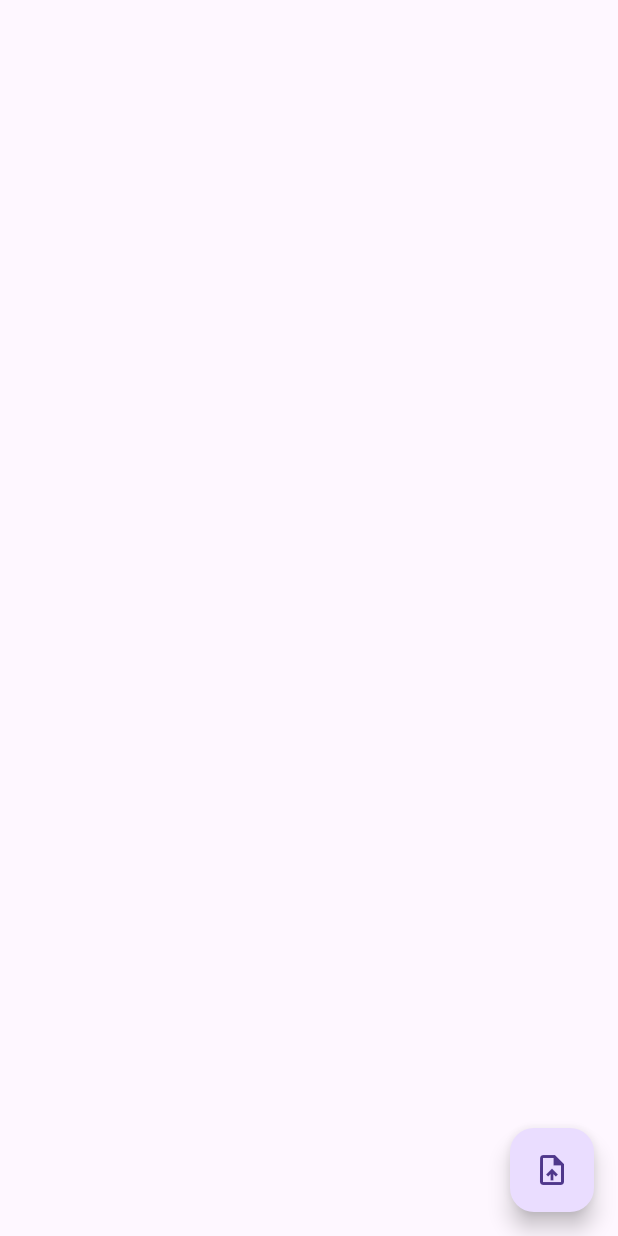
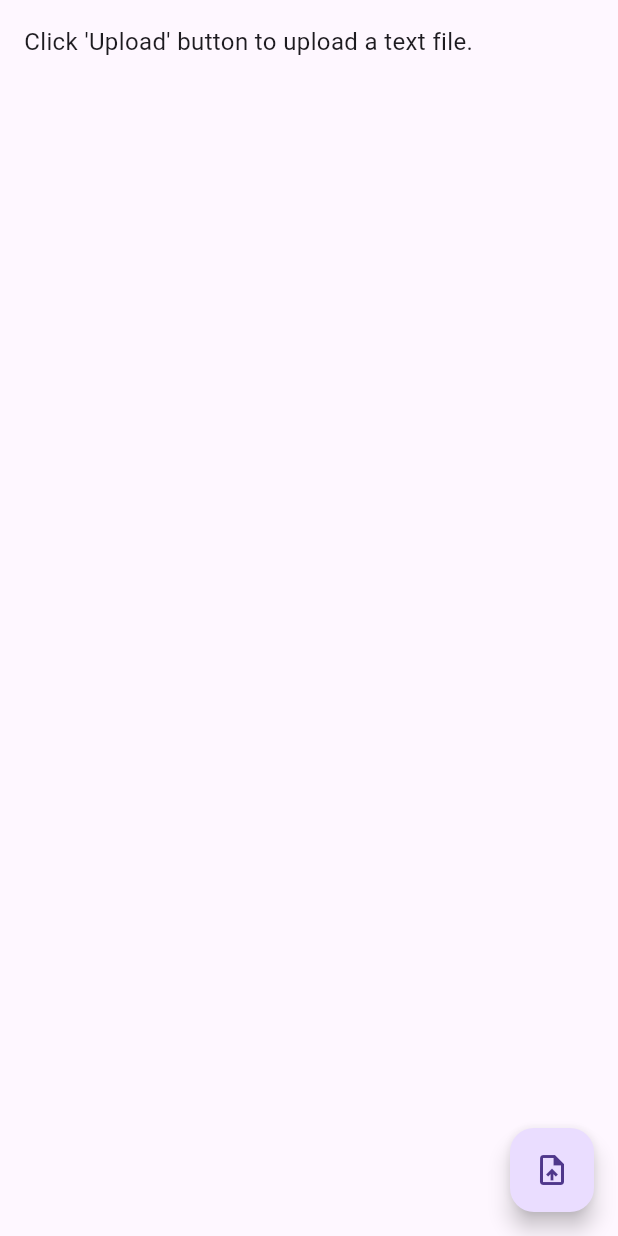
Before and after one commit to fairygel/rink, a Flutter app: the screen it shows after launch, on a phone screen of 412 x 824 dp. Run offline on Flutter 3.47's test engine with Material 3 defaults, Android fonts, the phone set to English and light mode, and no system bars; our stand-ins replace file_picker.

Commit message:
feat: added text scrolling and help text

```diff
--- a/lib/main.dart
+++ b/lib/main.dart
@@ -24,13 +24,13 @@ class UploadedText extends StatefulWidget {
 }
 
 class _UploadedTextState extends State<UploadedText> {
-  String uploadedText = '';
+  String uploadedText = 'Click \'Upload\' button to upload a text file.';
 
   void updateText() async {
     FilePickerResult? result = await FilePicker.platform.pickFiles(
       type: FileType.custom,
       allowedExtensions: ['txt'],
-      withData: true
+      withData: true,
     );
     setState(() {
       if (result == null) return;
@@ -44,10 +44,14 @@ class _UploadedTextState extends State<UploadedText> {
     return Scaffold(
       body: Container(
         padding: const EdgeInsets.all(16.0),
-        child: Text(
-          uploadedText,
-          style: const TextStyle(fontSize: 16.0),
-          textAlign: TextAlign.justify,
+        child: ListView(
+          children: [
+            Text(
+              uploadedText,
+              style: const TextStyle(fontSize: 16.0),
+              textAlign: TextAlign.justify,
+            ),
+          ],
         ),
       ),
       floatingActionButton: FloatingActionButton(
```
